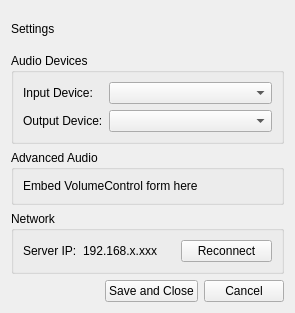
Above: Nuummite/ui/settings_dialog.ui from yuvaneshbn/Nuummite before the change. Below: the same form after it.
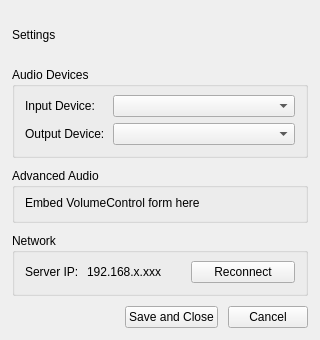
That is the form after the change.

Patch:
```diff
--- a/Nuummite/ui/settings_dialog.ui
+++ b/Nuummite/ui/settings_dialog.ui
@@ -6,14 +6,29 @@
    <rect>
     <x>0</x>
     <y>0</y>
-    <width>295</width>
-    <height>313</height>
+    <width>320</width>
+    <height>340</height>
    </rect>
   </property>
   <property name="windowTitle">
    <string>Settings - Nuummite</string>
   </property>
   <layout class="QVBoxLayout" name="rootLayout">
+   <property name="spacing">
+    <number>10</number>
+   </property>
+   <property name="leftMargin">
+    <number>12</number>
+   </property>
+   <property name="topMargin">
+    <number>12</number>
+   </property>
+   <property name="rightMargin">
+    <number>12</number>
+   </property>
+   <property name="bottomMargin">
+    <number>12</number>
+   </property>
    <item>
     <widget class="QLabel" name="headerLabel">
      <property name="text">
@@ -27,6 +42,24 @@
       <string>Audio Devices</string>
      </property>
      <layout class="QFormLayout" name="audioDevicesLayout">
+      <property name="horizontalSpacing">
+       <number>8</number>
+      </property>
+      <property name="verticalSpacing">
+       <number>6</number>
+      </property>
+      <property name="leftMargin">
+       <number>10</number>
+      </property>
+      <property name="topMargin">
+       <number>8</number>
+      </property>
+      <property name="rightMargin">
+       <number>10</number>
+      </property>
+      <property name="bottomMargin">
+       <number>10</number>
+      </property>
       <item row="0" column="0">
        <widget class="QLabel" name="inputDeviceLabel">
         <property name="text">
@@ -56,6 +89,21 @@
       <string>Advanced Audio</string>
      </property>
      <layout class="QVBoxLayout" name="advancedAudioLayout">
+      <property name="spacing">
+       <number>8</number>
+      </property>
+      <property name="leftMargin">
+       <number>10</number>
+      </property>
+      <property name="topMargin">
+       <number>8</number>
+      </property>
+      <property name="rightMargin">
+       <number>10</number>
+      </property>
+      <property name="bottomMargin">
+       <number>10</number>
+      </property>
       <item>
        <widget class="QLabel" name="volumeControlHint">
         <property name="text">
@@ -72,6 +120,24 @@
       <string>Network</string>
      </property>
      <layout class="QFormLayout" name="networkLayout">
+      <property name="horizontalSpacing">
+       <number>8</number>
+      </property>
+      <property name="verticalSpacing">
+       <number>6</number>
+      </property>
+      <property name="leftMargin">
+       <number>10</number>
+      </property>
+      <property name="topMargin">
+       <number>8</number>
+      </property>
+      <property name="rightMargin">
+       <number>10</number>
+      </property>
+      <property name="bottomMargin">
+       <number>10</number>
+      </property>
       <item row="0" column="0">
        <widget class="QLabel" name="serverIpTitle">
         <property name="text">
```
